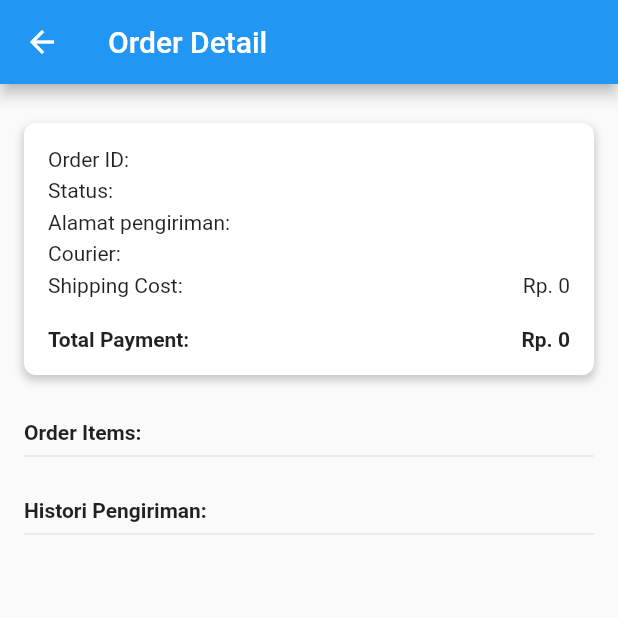
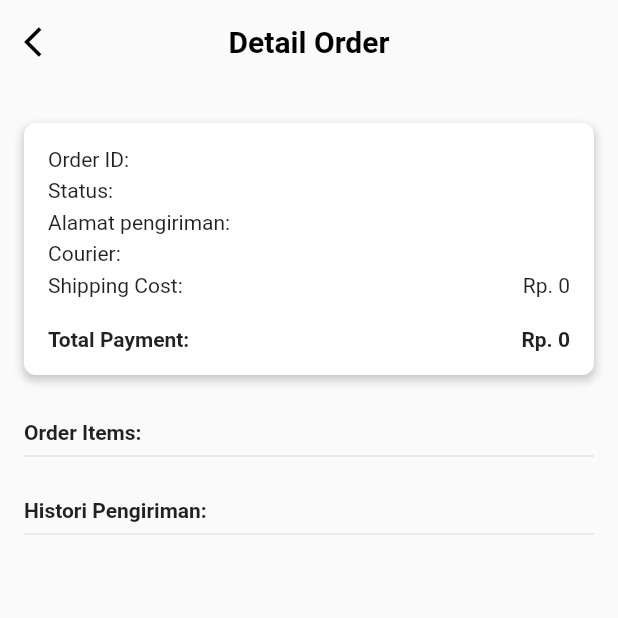
Before and after one commit to codebyfrosty/mojoflutter, a Flutter app: the OrderDetailScreen screen opened directly with empty values, on a phone screen of 412 x 824 dp, the top half of it. Run offline on Flutter 3.47's test engine with Material 2 defaults, Android fonts, the phone set to English and light mode, and no system bars; our stand-ins replace buttons_tabbar, carousel_slider, google_fonts, image_picker, persistent_bottom_nav_bar_v2, shared_preferences; missing offline and left inert: ar_flutter_plugin, drop_down_list, model_viewer_plus; accounts and stored records are empty; network calls fail; Roboto replaces fonts that are missing (Poppins).

Commit message:
bener2in tampilan

```diff
--- a/lib/provider/rate_provider.dart
+++ b/lib/provider/rate_provider.dart
@@ -82,7 +82,7 @@ class RateProvider with ChangeNotifier {
 }
 
 class BankProvider with ChangeNotifier {
-  List<String> _banks = ['Permata', 'BCA', 'BRI', 'BNI'];
+  List<String> _banks = ['permata', 'bca', 'bri', 'bni'];
   String? _selectedBank;
 
   List<String> get banks => _banks;
--- a/lib/screens/detailcustom_page.dart
+++ b/lib/screens/detailcustom_page.dart
@@ -8,7 +8,7 @@ import 'package:flutter_ar/provider/cart_provider.dart';
 import 'package:flutter_ar/provider/product_provider.dart';
 import 'package:flutter_ar/provider/wishlist_provider.dart';
 import 'package:flutter_ar/screens/ar_page.dart';
-import 'package:flutter_ar/screens/augmentedr_page.dart';
+// import 'package:flutter_ar/screens/augmentedr_page.dart';
 import 'package:flutter_ar/screens/cart_page.dart';
 import 'package:flutter_ar/screens/detailsatu_pesanan.dart';
 import 'package:flutter_ar/screens/login_page.dart';
--- a/lib/screens/detailpesanan_page.dart
+++ b/lib/screens/detailpesanan_page.dart
@@ -64,7 +64,7 @@ class _DetailPesananPageState extends State<DetailPesananPage> {
         ),
         backgroundColor: Colors.transparent,
         title: Text(
-          'Detail Pesanan',
+          'Daftar Pesanan',
           style: boldTextStyle.copyWith(fontSize: 24),
         ),
       ),
--- a/lib/screens/detailsatu_pesanan.dart
+++ b/lib/screens/detailsatu_pesanan.dart
@@ -70,7 +70,7 @@ class _DetailSatuPesananState extends State<DetailSatuPesanan> {
         ),
         backgroundColor: Colors.transparent,
         title: Text(
-          'Daftar Pesanan',
+          'Detail Pesanan',
           style: boldTextStyle.copyWith(fontSize: 24),
         ),
       ),
--- a/lib/screens/orderdetail_page.dart
+++ b/lib/screens/orderdetail_page.dart
@@ -8,11 +8,44 @@ class OrderDetailScreen extends StatelessWidget {
   const OrderDetailScreen({Key? key, required this.orderDetail})
       : super(key: key);
 
+  TextStyle getTextStyle({
+    bool isBold = false,
+    bool isLight = false,
+    Color? color,
+  }) {
+    if (isBold) {
+      return TextStyle(
+        fontWeight: FontWeight.bold,
+        color: color,
+      );
+    } else if (isLight) {
+      return TextStyle(
+        color: color ?? Colors.grey,
+      );
+    }
+    return TextStyle(color: color);
+  }
+
   @override
   Widget build(BuildContext context) {
     return Scaffold(
       appBar: AppBar(
-        title: Text('Order Detail'),
+        centerTitle: true,
+        elevation: 0,
+        backgroundColor: Colors.transparent,
+        leading: IconButton(
+          onPressed: () {
+            Navigator.pop(context);
+          },
+          icon: const Icon(
+            Icons.arrow_back_ios,
+            color: Colors.black,
+          ),
+        ),
+        title: Text(
+          'Detail Order',
+          style: getTextStyle(isBold: true, color: Colors.black),
+        ),
       ),
       body: SingleChildScrollView(
         padding: const EdgeInsets.all(16.0),
--- a/lib/shared/cart_card.dart
+++ b/lib/shared/cart_card.dart
@@ -75,11 +75,11 @@ class _CartCardState extends State<CartCard> {
             mainAxisAlignment: MainAxisAlignment.center,
             children: [
               Container(
-                constraints: const BoxConstraints(maxWidth: 200),
+                constraints: const BoxConstraints(maxWidth: 150),
                 child: Text(
                   widget.cartItem.name,
                   style: boldTextStyle.copyWith(fontSize: 16),
-                  maxLines: 1,
+                  maxLines: 2,
                   overflow: TextOverflow.ellipsis,
                 ),
               ),
```
Also changed, not shown: lib/screens/home_page.dart (+5 -3 lines), lib/screens/orderlist_page.dart (+12 -2 lines), lib/screens/pendingpayment_page.dart (+11 -4 lines), lib/shared/fav_card.dart (+12 -7 lines), pubspec.lock.
